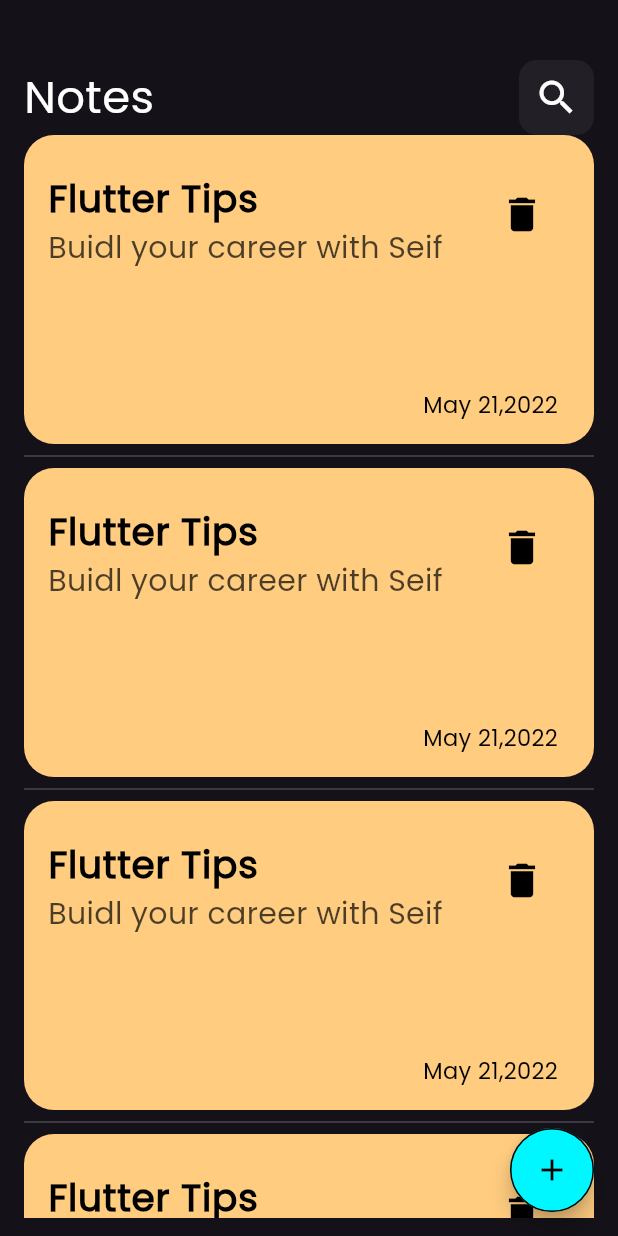
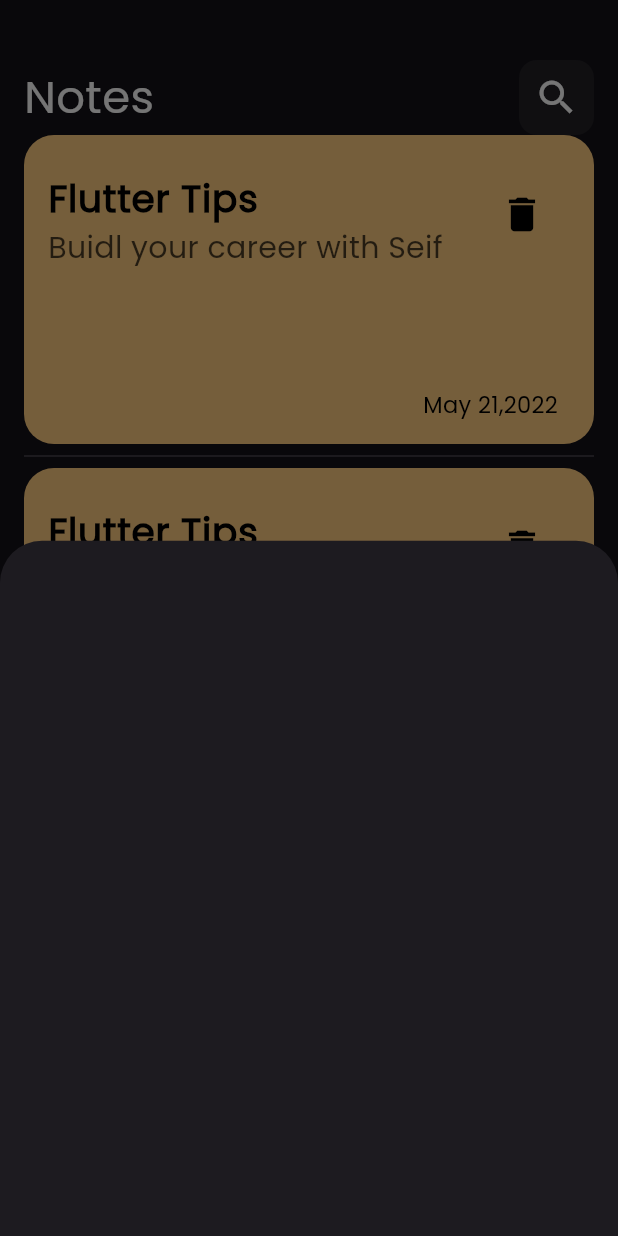
Before and after one commit to seiffbdd/notes_app, a Flutter app: the screen it shows after launch, after a tap on the "add" icon, on a phone screen of 412 x 824 dp. Run offline on Flutter 3.47's test engine with Material 3 defaults, Android fonts, the phone set to English and light mode, and no system bars.

Commit message:
show bottom sheet

```diff
--- a/lib/view/notes_view.dart
+++ b/lib/view/notes_view.dart
@@ -1,4 +1,5 @@
 import 'package:flutter/material.dart';
+import 'package:notes_app2/widgets/add_note_bottom_sheet.dart';
 import 'package:notes_app2/widgets/custom_app_bar.dart';
 import 'package:notes_app2/widgets/notes_list_view.dart';
 
@@ -9,7 +10,13 @@ class NotesView extends StatelessWidget {
   Widget build(BuildContext context) {
     return Scaffold(
       floatingActionButton: FloatingActionButton(
-        onPressed: () {},
+        onPressed: () {
+          showModalBottomSheet(
+              context: context,
+              builder: (context) {
+                return AddNoteBottomSheet();
+              });
+        },
         shape: OutlineInputBorder(
           borderRadius: BorderRadius.circular(100),
         ),
@@ -21,7 +28,7 @@ class NotesView extends StatelessWidget {
       ),
       body: Padding(
         padding:
-            EdgeInsets.only(top: 40.0, left: 16.0, right: 16.0, bottom: 12.0),
+            EdgeInsets.only(top: 40.0, left: 16.0, right: 16.0, bottom: 16.0),
         child: Column(
           children: [CustomAppBar(), Expanded(child: NotesListView())],
         ),
--- /dev/null
+++ b/lib/widgets/add_note_bottom_sheet.dart
@@ -0,0 +1,10 @@
+import 'package:flutter/material.dart';
+
+class AddNoteBottomSheet extends StatelessWidget {
+  const AddNoteBottomSheet({super.key});
+
+  @override
+  Widget build(BuildContext context) {
+    return Container();
+  }
+}
```
